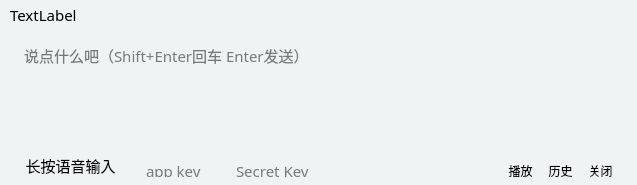
Old version of the form LogGpt/galdialog.ui in the repository log159/LogChat.
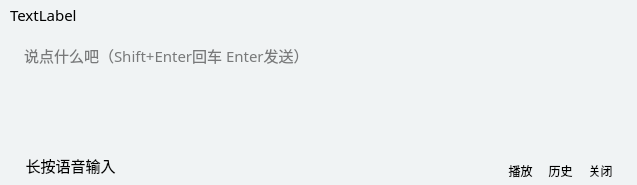
New version of the form.

What changed in the file:
```diff
--- a/LogGpt/galdialog.ui
+++ b/LogGpt/galdialog.ui
@@ -185,38 +185,6 @@
     <string>长按语音输入</string>
    </property>
   </widget>
-  <widget class="QLineEdit" name="lineEdit_key">
-   <property name="geometry">
-    <rect>
-     <x>140</x>
-     <y>160</y>
-     <width>91</width>
-     <height>21</height>
-    </rect>
-   </property>
-   <property name="text">
-    <string/>
-   </property>
-   <property name="placeholderText">
-    <string>app key</string>
-   </property>
-  </widget>
-  <widget class="QLineEdit" name="lineEdit_secret">
-   <property name="geometry">
-    <rect>
-     <x>230</x>
-     <y>160</y>
-     <width>91</width>
-     <height>21</height>
-    </rect>
-   </property>
-   <property name="text">
-    <string/>
-   </property>
-   <property name="placeholderText">
-    <string>Secret Key</string>
-   </property>
-  </widget>
   <zorder>textEdit</zorder>
   <zorder>label_name</zorder>
   <zorder>pushButton</zorder>
```
Left out of the diff: 2 changed lines with no effect on the pictures.
